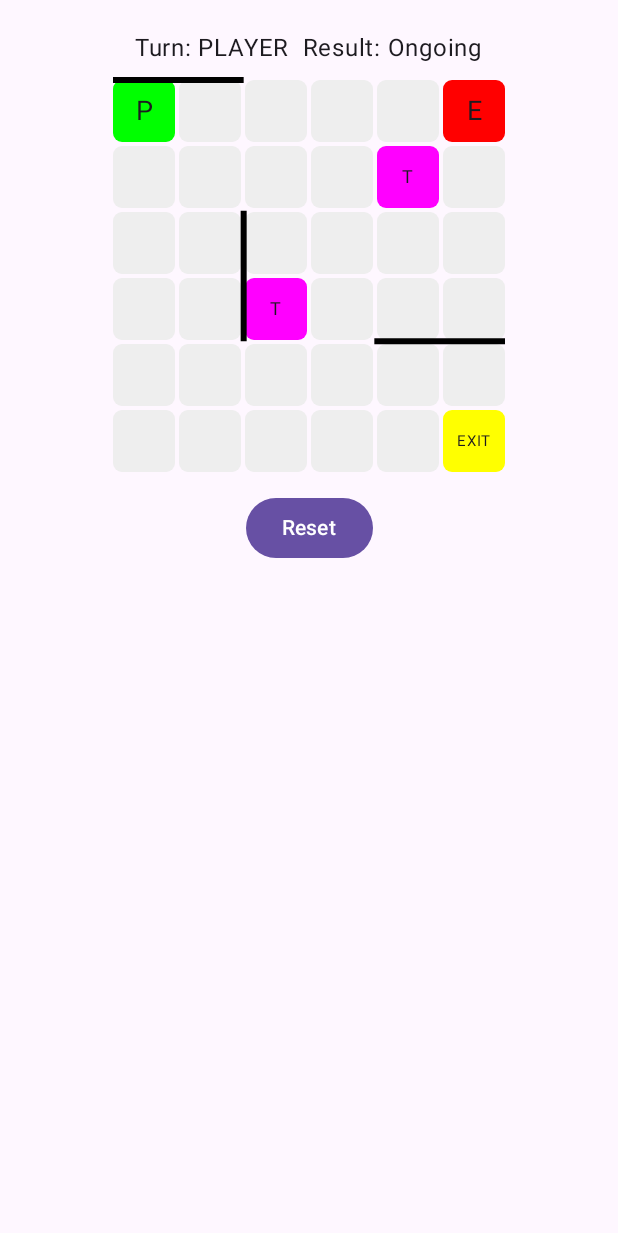
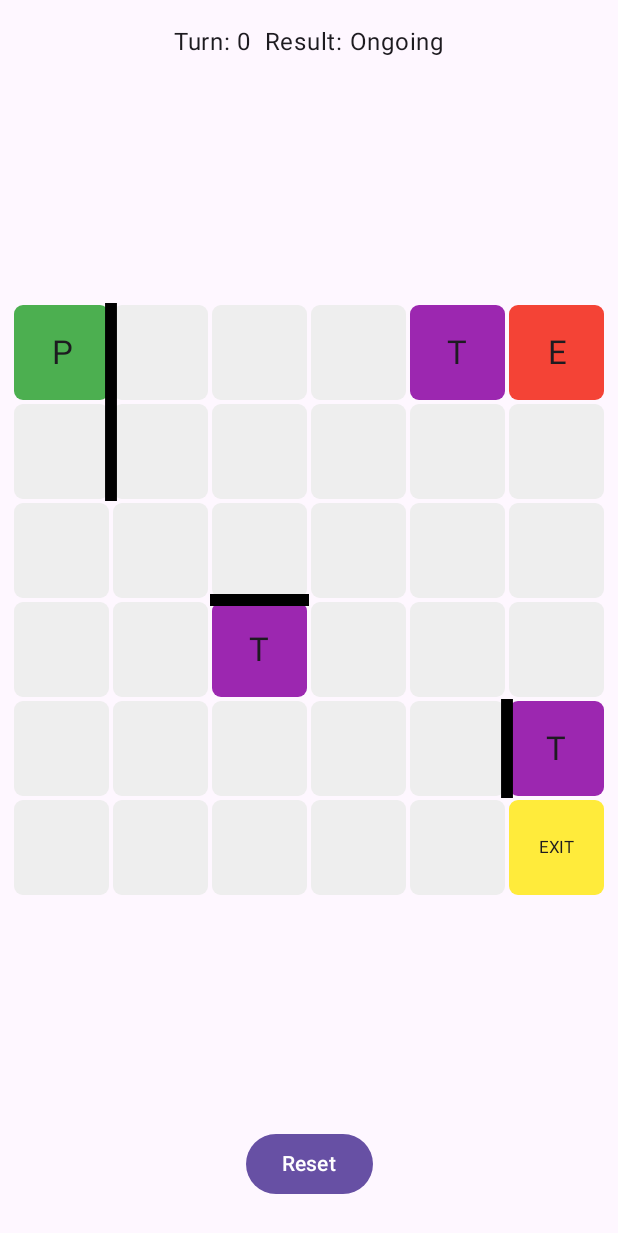
Before and after one commit to CNJerry-IvanovVyacheslav/Get_Away, an Android app built with Jetpack Compose: the screen it shows after launch (MainActivity), on a phone screen of 412 x 824 dp. Shown: the top 1233 px of the screen. Run offline under Robolectric (Android 15) with nearby library versions, the phone set to English and light mode, and no system bars.

Commit message:
improved the visual (now full screen). I've improved the mechanics of walls and traps (now everything works as it should). The main gameplay works as it should: you can win / lose, the enemy goes strictly to the character, traps kill the character and become the enemy for 3 turns.

```diff
--- a/app/src/main/java/com/example/wappo_game/data/GameRepository.kt
+++ b/app/src/main/java/com/example/wappo_game/data/GameRepository.kt
@@ -9,4 +9,5 @@ class InMemoryGameRepository(initial: GameState) {
     val state: StateFlow<GameState> = _state
 
     fun setState(next: GameState) { _state.value = next }
+    fun getState(): GameState = _state.value
 }
--- a/app/src/main/java/com/example/wappo_game/domain/DomainModels.kt
+++ b/app/src/main/java/com/example/wappo_game/domain/DomainModels.kt
@@ -2,7 +2,7 @@ package com.example.wappo_game.domain
 
 import kotlin.math.abs
 
-data class Pos(val r:   Int, val c: Int) {
+data class Pos(val r: Int, val c: Int) {
     fun manhattan(other: Pos) = abs(r - other.r) + abs(c - other.c)
 }
 
@@ -27,33 +27,54 @@ data class GameState(
     val walls: Set<Pair<Pos, Pos>> = emptySet(),
     val enemyFrozenTurns: Int = 0,
     val turn: Turn = Turn.PLAYER,
-    val result: GameResult = GameResult.Ongoing
+    val result: GameResult = GameResult.Ongoing,
+    val playerMoves: Int = 0
 ) {
     fun tileAt(p: Pos): Tile? = tiles.find { it.pos == p }
     fun inBounds(p: Pos) = p.r in 0 until rows && p.c in 0 until cols
+
     fun isBlocked(a: Pos, b: Pos): Boolean = (a to b) in walls || (b to a) in walls
+
+    fun canMove(from: Pos, to: Pos): Boolean {
+        if (!inBounds(to)) return false
+        if (from.manhattan(to) != 1) return false
+        if (isBlocked(from, to)) return false
+        return true
+    }
 }
 
 fun createDefaultGameState(): GameState {
     val rows = 6
     val cols = 6
 
-    // all the cells are empty
     val tiles = List(rows * cols) { idx ->
         val r = idx / cols
         val c = idx % cols
         Tile(Pos(r, c), TileType.EMPTY)
     }.toMutableList()
 
-    // the exit is in the lower right corner
-    tiles[rows * cols - 1] = Tile(Pos(rows - 1, cols - 1), TileType.EXIT)
+    // list of traps
+    val traps = listOf(
+        Pos(0, 4),
+        Pos(3, 2),
+        Pos(4, 5)
+    )
 
-    // Pair of traps
-    tiles[10] = Tile(Pos(1, 4), TileType.TRAP)
-    tiles[20] = Tile(Pos(3, 2), TileType.TRAP)
+    // setting traps
+    traps.forEach { pos ->
+        val index = pos.r * cols + pos.c
+        tiles[index] = Tile(pos, TileType.TRAP)
+    }
 
+    // exit in the lower right corner
+    val exitPos = Pos(rows - 1, cols - 1)
+    val exitIndex = exitPos.r * cols + exitPos.c
+    tiles[exitIndex] = Tile(exitPos, TileType.EXIT)
+
+    // walls
     val walls = setOf(
         Pos(0, 0) to Pos(0, 1),
+        Pos(1, 0) to Pos(1, 1),
         Pos(2, 2) to Pos(3, 2),
         Pos(4, 4) to Pos(4, 5)
     )
--- a/app/src/main/java/com/example/wappo_game/presentation/GameViewModel.kt
+++ b/app/src/main/java/com/example/wappo_game/presentation/GameViewModel.kt
@@ -20,7 +20,7 @@ class GameViewModel : ViewModel() {
     val state: StateFlow<GameState> = repo.state
 
     private fun tryMovePlayer(to: Pos) {
-        val cur = repo.state.value
+        val cur = repo.getState()
         val afterPlayer = movePlayer(cur, to)
         repo.setState(afterPlayer)
 
--- a/app/src/main/java/com/example/wappo_game/ui/GameScreen.kt
+++ b/app/src/main/java/com/example/wappo_game/ui/GameScreen.kt
@@ -1,39 +1,25 @@
 package com.example.wappo_game.ui
 
+import android.annotation.SuppressLint
 import androidx.compose.foundation.Canvas
 import androidx.compose.foundation.background
-import androidx.compose.foundation.clickable
 import androidx.compose.foundation.gestures.detectDragGestures
-import androidx.compose.foundation.layout.Box
-import androidx.compose.foundation.layout.Column
-import androidx.compose.foundation.layout.Row
-import androidx.compose.foundation.layout.Spacer
-import androidx.compose.foundation.layout.fillMaxSize
-import androidx.compose.foundation.layout.height
-import androidx.compose.foundation.layout.padding
-import androidx.compose.foundation.layout.size
-import androidx.compose.foundation.layout.width
+import androidx.compose.foundation.layout.*
 import androidx.compose.foundation.shape.RoundedCornerShape
 import androidx.compose.material3.Button
 import androidx.compose.material3.Text
-import androidx.compose.runtime.Composable
-import androidx.compose.runtime.collectAsState
-import androidx.compose.runtime.getValue
-import androidx.compose.runtime.mutableFloatStateOf
-import androidx.compose.runtime.mutableStateOf
-import androidx.compose.runtime.remember
-import androidx.compose.runtime.setValue
+import androidx.compose.runtime.*
 import androidx.compose.ui.Alignment
 import androidx.compose.ui.Modifier
+import androidx.compose.ui.geometry.Offset
 import androidx.compose.ui.graphics.Color
-import androidx.compose.ui.graphics.drawscope.Stroke
+import androidx.compose.ui.input.pointer.consumeAllChanges
 import androidx.compose.ui.input.pointer.pointerInput
 import androidx.compose.ui.text.style.TextAlign
 import androidx.compose.ui.unit.dp
+import androidx.compose.ui.unit.min
 import androidx.compose.ui.unit.sp
-import com.example.wappo_game.domain.GameState
-import com.example.wappo_game.domain.Pos
-import com.example.wappo_game.domain.TileType
+import com.example.wappo_game.domain.*
 import com.example.wappo_game.presentation.GameViewModel
 import kotlin.math.abs
 
@@ -43,13 +29,14 @@ fun GameScreen(vm: GameViewModel) {
 
     Column(
         modifier = Modifier
-            .fillMaxSize()
-            .padding(12.dp),
+            .fillMaxSize(),
         horizontalAlignment = Alignment.CenterHorizontally
     ) {
         Text(
-            "Turn: ${state.turn}  Result: ${state.result::class.simpleName}",
-            modifier = Modifier.padding(8.dp)
+            "Turn: ${state.playerMoves}  Result: ${state.result::class.simpleName}",
+            modifier = Modifier
+                .padding(vertical = 16.dp),
+            fontSize = 16.sp
         )
 
         var totalDx by remember { mutableFloatStateOf(0f) }
@@ -57,6 +44,9 @@ fun GameScreen(vm: GameViewModel) {
 
         Box(
             modifier = Modifier
+                .weight(1f)
+                .fillMaxWidth()
+                .padding(8.dp)
                 .pointerInput(Unit) {
                     detectDragGestures(
                         onDragStart = {
@@ -66,7 +56,7 @@ fun GameScreen(vm: GameViewModel) {
                         onDrag = { change, dragAmount ->
                             totalDx += dragAmount.x
                             totalDy += dragAmount.y
-                            change.consume()
+                            change.consumeAllChanges()
                         },
                         onDragEnd = {
                             if (abs(totalDx) > abs(totalDy)) {
@@ -76,46 +66,66 @@ fun GameScreen(vm: GameViewModel) {
                             }
                         }
                     )
-                }
+                },
+            contentAlignment = Alignment.Center
         ) {
-            BoardView(state = state)
+            BoardView(state = state, modifier = Modifier.fillMaxSize())
         }
 
-        Spacer(modifier = Modifier.height(12.dp))
+        Spacer(modifier = Modifier.height(8.dp))
+
+        Row(
+            modifier = Modifier
+                .fillMaxWidth()
+                .padding(bottom = 24.dp),
+            horizontalArrangement = Arrangement.Center
+        ) {
             Button(onClick = { vm.resetGame() }) { Text("Reset") }
         }
     }
+}
 
+@SuppressLint("UnusedBoxWithConstraintsScope")
 @Composable
-fun BoardView(state: GameState) {
-    Box {
-        Column {
+fun BoardView(state: GameState, modifier: Modifier = Modifier) {
+    BoxWithConstraints(
+        modifier = modifier,
+        contentAlignment = Alignment.Center
+    ) {
+        val boardSize = min(maxWidth, maxHeight)
+
+        val cellSizeDp = boardSize / state.cols
+
+        Box(modifier = Modifier.size(boardSize)) {
+            // Grid: rows x cols
+            Column(modifier = Modifier.fillMaxSize()) {
                 for (r in 0 until state.rows) {
-                Row {
+                    Row(modifier = Modifier.height(cellSizeDp)) {
                         for (c in 0 until state.cols) {
                             val pos = Pos(r, c)
                             val tile = state.tileAt(pos)!!
                             val isPlayer = state.playerPos == pos
                             val isEnemy = state.enemyPos == pos
                             val bg = when {
-                            isPlayer -> Color.Green
-                            isEnemy -> Color.Red
-                            tile.type == TileType.TRAP -> Color.Magenta
-                            tile.type == TileType.EXIT -> Color.Yellow
+                                isPlayer -> Color(0xFF4CAF50) // green
+                                isEnemy -> Color(0xFFF44336)  // red
+                                tile.type == TileType.TRAP -> Color(0xFF9C27B0) // magenta-ish
+                                tile.type == TileType.EXIT -> Color(0xFFFFEB3B) // yellow
                                 else -> Color(0xFFEEEEEE)
                             }
+
                             Box(
                                 modifier = Modifier
-                                .size(44.dp)
+                                    .size(cellSizeDp)
                                     .padding(1.dp)
                                     .background(bg, RoundedCornerShape(6.dp)),
                                 contentAlignment = Alignment.Center
                             ) {
                                 when {
-                                isPlayer -> Text("P", fontSize = 18.sp, textAlign = TextAlign.Center)
-                                isEnemy -> Text("E", fontSize = 18.sp, textAlign = TextAlign.Center)
-                                tile.type == TileType.TRAP -> Text("T", fontSize = 12.sp)
-                                tile.type == TileType.EXIT -> Text("EXIT", fontSize = 10.sp)
+                                    isPlayer -> Text("P", fontSize = (cellSizeDp / 3).value.sp, textAlign = TextAlign.Center)
+                                    isEnemy -> Text("E", fontSize = (cellSizeDp / 3).value.sp, textAlign = TextAlign.Center)
+                                    tile.type == TileType.TRAP -> Text("T", fontSize = (cellSizeDp / 3).value.sp)
+                                    tile.type == TileType.EXIT -> Text("EXIT", fontSize = (cellSizeDp / 6).value.sp)
                                     else -> {}
                                 }
                             }
@@ -124,39 +134,37 @@ fun BoardView(state: GameState) {
                 }
             }
 
-        // Отрисуем стены поверх клеток
-        Canvas(
-            modifier = Modifier
-                .matchParentSize()
-                .padding(1.dp)
-        ) {
-            val cellSize = size.width / state.cols
+            Canvas(modifier = Modifier.matchParentSize()) {
+                val cellSizePx = size.width / state.cols
+                val stroke = (cellSizePx * 0.12f).coerceAtLeast(6f)
+
                 for ((a, b) in state.walls) {
-                val ax = a.c * cellSize
-                val ay = a.r * cellSize
-                val bx = b.c * cellSize
-                val by = b.r * cellSize
+                    if (a.r == b.r && abs(a.c - b.c) == 1) {
+                        val rowTop = a.r * cellSizePx
+                        val rowBottom = rowTop + cellSizePx
+                        val dividerX = maxOf(a.c, b.c) * cellSizePx
 
-                if (a.r == b.r) {
-                    // горизонтальная стена
-                    val y = (ay + by) / 2
                         drawLine(
                             Color.Black,
-                        start = androidx.compose.ui.geometry.Offset(ax, y),
-                        end = androidx.compose.ui.geometry.Offset(bx + cellSize, y),
-                        strokeWidth = 6f
+                            start = Offset(dividerX, rowTop),
+                            end = Offset(dividerX, rowBottom),
+                            strokeWidth = stroke
                         )
-                } else if (a.c == b.c) {
-                    // вертикальная стена
-                    val x = (ax + bx) / 2
+                    }
+                    else if (a.c == b.c && abs(a.r - b.r) == 1) {
+                        val colLeft = a.c * cellSizePx
+                        val colRight = colLeft + cellSizePx
+                        val dividerY = maxOf(a.r, b.r) * cellSizePx
+
                         drawLine(
                             Color.Black,
-                        start = androidx.compose.ui.geometry.Offset(x, ay),
-                        end = androidx.compose.ui.geometry.Offset(x, by + cellSize),
-                        strokeWidth = 6f
+                            start = Offset(colLeft, dividerY),
+                            end = Offset(colRight, dividerY),
+                            strokeWidth = stroke
                         )
                     }
                 }
             }
         }
     }
+}
--- a/app/src/main/java/com/example/wappo_game/ui/MainActivity.kt
+++ b/app/src/main/java/com/example/wappo_game/ui/MainActivity.kt
@@ -10,7 +10,6 @@ import com.example.wappo_game.presentation.GameViewModel
 
 class MainActivity : ComponentActivity() {
 
-    // ViewModel через делегат activity-ktx
     private val gameViewModel: GameViewModel by viewModels()
 
     override fun onCreate(savedInstanceState: Bundle?) {
@@ -19,7 +18,6 @@ class MainActivity : ComponentActivity() {
         setContent {
             MaterialTheme {
                 Surface {
-                    // Передаем VM в наш экран
                     GameScreen(vm = gameViewModel)
                 }
             }
```
Also changed, not shown: app/src/main/java/com/example/wappo_game/domain/UseCases.kt (+81 -84 lines). Lines whose indentation alone changed are shown as unchanged.
